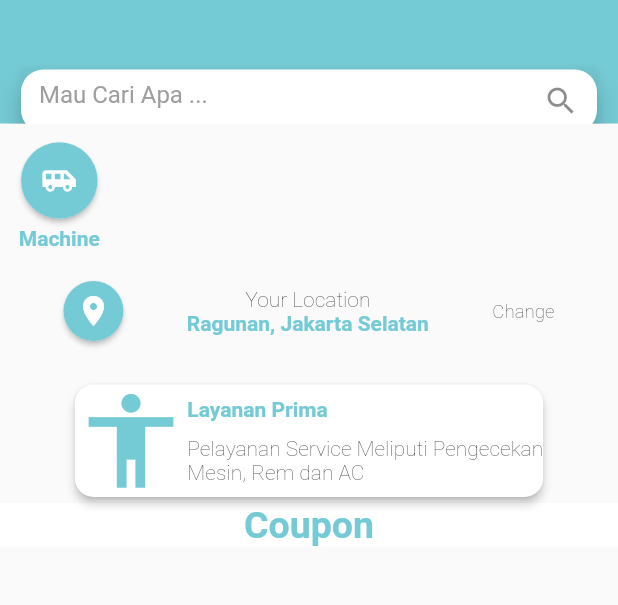
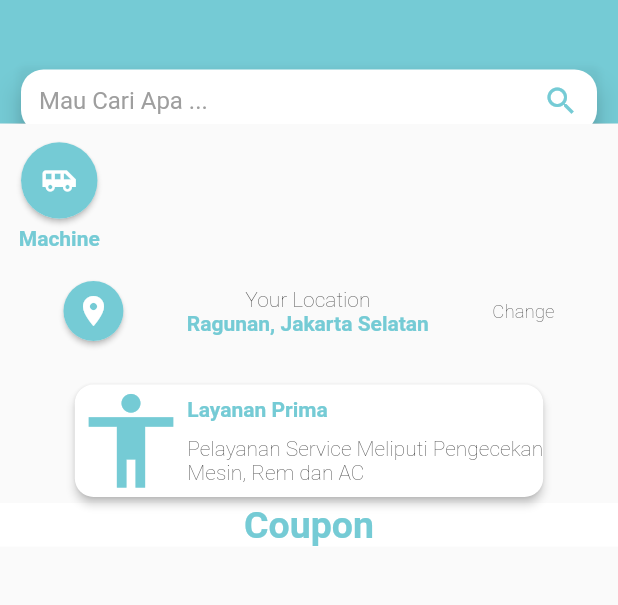
Before and after one commit to futuraworks/HaloService, a Flutter app: the screen it shows after launch, on a phone screen of 412 x 824 dp, the part 64-669 px from its top. Run offline on Flutter 3.47's test engine with Material 2 defaults, Android fonts, the phone set to English and light mode, and no system bars.

Commit message:
modified:   lib/home.dart 	modified:   lib/screens/layanan.dart

```diff
--- a/lib/home.dart
+++ b/lib/home.dart
@@ -37,17 +37,28 @@ class Home extends StatelessWidget {
                         color: Colors.transparent,
                         elevation: 7.5,
                         child: TextField(
+                          style: TextStyle(color: Color(0xff75cbd5)),
+                          cursorColor: Color(0xff75cbe5) ,
+                          textAlignVertical: TextAlignVertical(y: 1.0),
                           onTap: () => null,
                           decoration: InputDecoration(
-                            hintText: "Mau Cari Apa ... ",
-                            hintStyle: TextStyle(color: Colors.grey),
+                            hasFloatingPlaceholder: false,
+                            labelText: "Mau Cari Apa ... ",
+                            labelStyle: TextStyle(color: Colors.grey),
+                            // suffix: Text("dwd"),
+                            hintText: "",
                             enabledBorder: OutlineInputBorder(
                               borderSide: BorderSide(color: Colors.transparent),
                               borderRadius: BorderRadius.all(Radius.circular(15.0)),
                             ),
+                            focusedBorder: OutlineInputBorder(
+                              borderSide: BorderSide(color: Colors.transparent),
+                              borderRadius: BorderRadius.all(Radius.circular(15.0)),
+                            ),
                             border: InputBorder.none,
-                            suffixIcon: Icon(Icons.search),
-                             // border: OutlineInputBorder(borderRadius: BorderRadius.all(Radius.circular(10.0))),
+                            suffixIcon: IconButton(
+                              onPressed: () => null,
+                              icon: Icon(Icons.search,color: Color(0xff75cbd5),),),
                             filled: true,
                             fillColor: Colors.white
                            ),
--- a/lib/screens/layanan.dart
+++ b/lib/screens/layanan.dart
@@ -108,8 +108,8 @@ class _LayananState extends State<Layanan>{
                 fontSize: 15.0
               )),
               background: Image.network(
-                "https://images.pexels.com/photos/396547/pexels-photo-396547.jpeg",
-                // fit: BoxFit.cover,
+                "https://picsum.photos/seed/picsum/500/300",
+                fit: BoxFit.cover,
               ),
             ),
           ),
```
